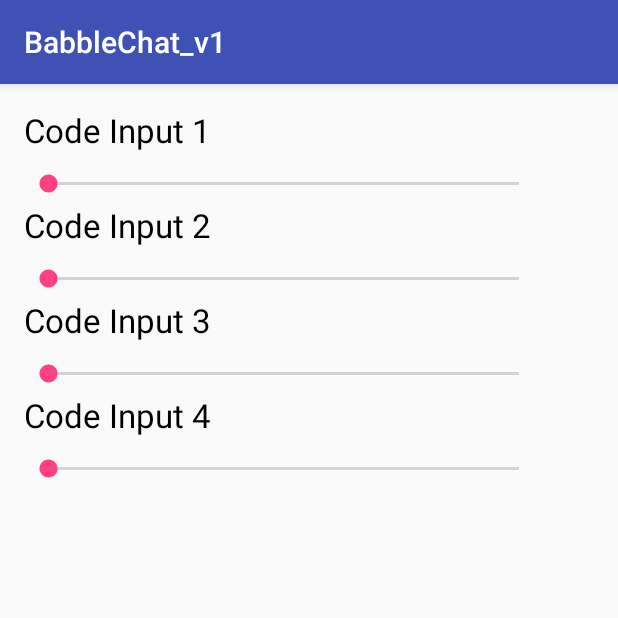
After one commit to dionmerz/BabbleChat_v1, an Android app: the CodeActivity screen opened directly, with no data from a screen before it, on a phone screen of 412 x 824 dp, the top half of it. The commit adds this screen. Run offline under Robolectric (Android 15) with nearby library versions, the phone set to English and light mode, and no system bars.

Commit message:
Four integer code sliders created.

```diff
--- a/app/src/main/AndroidManifest.xml
+++ b/app/src/main/AndroidManifest.xml
@@ -10,20 +10,15 @@
         android:label="@string/app_name"
         android:supportsRtl="true"
         android:theme="@style/AppTheme">
-        <activity android:name=".ContactActivity">
-
-        </activity>
-
-
+        <activity android:name=".ContactActivity"></activity>
         <activity android:name=".MenuActivity">
-
             <intent-filter>
                 <action android:name="android.intent.action.MAIN" />
 
                 <category android:name="android.intent.category.LAUNCHER" />
             </intent-filter>
-
         </activity>
+        <activity android:name=".CodeActivity"></activity>
     </application>
 
 </manifest>
--- /dev/null
+++ b/app/src/main/java/edu/uw/tacoma/dionmerz/babblechat_v1/CodeActivity.java
@@ -0,0 +1,76 @@
+package edu.uw.tacoma.dionmerz.babblechat_v1;
+
+import android.support.v7.app.AppCompatActivity;
+import android.os.Bundle;
+import android.util.Log;
+import android.widget.SeekBar;
+import android.widget.TextView;
+
+public class CodeActivity extends AppCompatActivity implements SeekBar.OnSeekBarChangeListener{
+
+    @Override
+    protected void onCreate(Bundle savedInstanceState) {
+        super.onCreate(savedInstanceState);
+        setContentView(R.layout.activity_code);
+
+
+        SeekBar bar_one = (SeekBar) findViewById(R.id.slider_code_1);
+        SeekBar bar_two = (SeekBar) findViewById(R.id.slider_code_2);
+        SeekBar bar_three = (SeekBar) findViewById(R.id.slider_code_3);
+        SeekBar bar_four = (SeekBar) findViewById(R.id.slider_code_4);
+
+        bar_one.setOnSeekBarChangeListener(this);
+        bar_two.setOnSeekBarChangeListener(this);
+        bar_three.setOnSeekBarChangeListener(this);
+        bar_four.setOnSeekBarChangeListener(this);
+
+
+    }
+
+    @Override
+    public void onProgressChanged(SeekBar seekBar, int i, boolean b) {
+
+        int id = seekBar.getId();
+
+        TextView digitText;
+
+        switch(id) {
+
+            case R.id.slider_code_1:
+
+                digitText = (TextView) findViewById(R.id.text_code_1);
+                digitText.setText(String.valueOf(seekBar.getProgress()));
+
+                break;
+
+            case R.id.slider_code_2:
+
+                digitText = (TextView) findViewById(R.id.text_code_2);
+                digitText.setText(String.valueOf(seekBar.getProgress()));
+                break;
+
+
+            case R.id.slider_code_3:
+
+                digitText = (TextView) findViewById(R.id.text_code_3);
+                digitText.setText(String.valueOf(seekBar.getProgress()));
+                break;
+
+            case R.id.slider_code_4:
+
+                digitText = (TextView) findViewById(R.id.text_code_4);
+                digitText.setText(String.valueOf(seekBar.getProgress()));
+                break;
+        }
+    }
+
+    @Override
+    public void onStartTrackingTouch(SeekBar seekBar) {
+
+    }
+
+    @Override
+    public void onStopTrackingTouch(SeekBar seekBar) {
+
+    }
+}
--- a/app/src/main/java/edu/uw/tacoma/dionmerz/babblechat_v1/MenuActivity.java
+++ b/app/src/main/java/edu/uw/tacoma/dionmerz/babblechat_v1/MenuActivity.java
@@ -15,7 +15,12 @@ public class MenuActivity extends AppCompatActivity implements View.OnClickListe
 
         Button startButton = (Button) findViewById(R.id.button_start);
 
+        Button codeButton = (Button) findViewById(R.id.button_codeBuilder);
+
         startButton.setOnClickListener(this);
+        codeButton.setOnClickListener(this);
+
+
     }
 
     @Override
@@ -32,6 +37,8 @@ public class MenuActivity extends AppCompatActivity implements View.OnClickListe
                 break;
 
             case R.id.button_codeBuilder:
+                intent = new Intent(this, CodeActivity.class);
+                startActivity(intent);
                 break;
         }
     }
--- /dev/null
+++ b/app/src/main/res/layout/activity_code.xml
@@ -0,0 +1,161 @@
+<?xml version="1.0" encoding="utf-8"?>
+<LinearLayout xmlns:android="http://schemas.android.com/apk/res/android"
+    xmlns:tools="http://schemas.android.com/tools"
+    android:id="@+id/activity_code"
+    android:layout_width="match_parent"
+    android:layout_height="match_parent"
+    android:paddingBottom="@dimen/activity_vertical_margin"
+    android:paddingLeft="@dimen/activity_horizontal_margin"
+    android:paddingRight="@dimen/activity_horizontal_margin"
+    android:paddingTop="@dimen/activity_vertical_margin"
+    tools:context="edu.uw.tacoma.dionmerz.babblechat_v1.CodeActivity"
+    android:orientation="vertical">
+
+
+
+    <LinearLayout
+        android:layout_width="match_parent"
+        android:layout_height="wrap_content"
+        android:orientation="vertical">
+
+        <TextView
+            android:text="Code Input 1"
+            android:textSize="22sp"
+            android:layout_width="wrap_content"
+            android:layout_height="wrap_content"
+            android:textColor="@android:color/black" />
+
+        <LinearLayout
+            android:layout_width="match_parent"
+            android:layout_height="match_parent"
+            android:orientation="horizontal">
+
+            <SeekBar
+                android:layout_width="match_parent"
+                android:layout_height="wrap_content"
+                android:id="@+id/slider_code_1"
+                android:max="9"
+                android:layout_marginTop="12dp"
+                android:layout_weight="1"/>
+
+            <TextView
+                android:id="@+id/text_code_1"
+                android:layout_width="34dp"
+                android:layout_height="34dp"
+                android:textSize="24sp"
+                android:layout_weight="0"/>
+
+        </LinearLayout>
+
+    </LinearLayout>
+
+    <LinearLayout
+        android:layout_width="match_parent"
+        android:layout_height="wrap_content"
+        android:orientation="vertical">
+
+        <TextView
+            android:text="Code Input 2"
+            android:textSize="22sp"
+            android:layout_width="wrap_content"
+            android:layout_height="wrap_content"
+            android:textColor="@android:color/black" />
+
+        <LinearLayout
+            android:layout_width="match_parent"
+            android:layout_height="match_parent"
+            android:orientation="horizontal">
+
+            <SeekBar
+                android:layout_width="match_parent"
+                android:layout_height="wrap_content"
+                android:id="@+id/slider_code_2"
+                android:max="9"
+                android:layout_marginTop="12dp"
+                android:layout_weight="1"/>
+
+            <TextView
+                android:id="@+id/text_code_2"
+                android:layout_width="34dp"
+                android:layout_height="34dp"
+                android:textSize="24sp"
+                android:layout_weight="0"/>
+
+        </LinearLayout>
+
+    </LinearLayout>
+
+    <LinearLayout
+        android:layout_width="match_parent"
+        android:layout_height="wrap_content"
+        android:orientation="vertical">
+
+        <TextView
+            android:text="Code Input 3"
+            android:textSize="22sp"
+            android:layout_width="wrap_content"
+            android:layout_height="wrap_content"
+            android:textColor="@android:color/black" />
+
+        <LinearLayout
+            android:layout_width="match_parent"
+            android:layout_height="match_parent"
+            android:orientation="horizontal">
+
+            <SeekBar
+                android:layout_width="match_parent"
+                android:layout_height="wrap_content"
+                android:id="@+id/slider_code_3"
+                android:max="9"
+                android:layout_marginTop="12dp"
+                android:layout_weight="1"/>
+
+            <TextView
+                android:id="@+id/text_code_3"
+                android:layout_width="34dp"
+                android:layout_height="34dp"
+                android:textSize="24sp"
+                android:layout_weight="0"/>
+
+        </LinearLayout>
+
+    </LinearLayout>
+
+    <LinearLayout
+        android:layout_width="match_parent"
+        android:layout_height="wrap_content"
+        android:orientation="vertical">
+
+        <TextView
+            android:text="Code Input 4"
+            android:textSize="22sp"
+            android:layout_width="wrap_content"
+            android:layout_height="wrap_content"
+            android:textColor="@android:color/black" />
+
+        <LinearLayout
+            android:layout_width="match_parent"
+            android:layout_height="match_parent"
+            android:orientation="horizontal">
+
+            <SeekBar
+                android:layout_width="match_parent"
+                android:layout_height="wrap_content"
+                android:id="@+id/slider_code_4"
+                android:max="9"
+                android:layout_marginTop="12dp"
+                android:layout_weight="1"/>
+
+            <TextView
+                android:id="@+id/text_code_4"
+                android:layout_width="34dp"
+                android:layout_height="34dp"
+                android:textSize="24sp"
+                android:layout_weight="0"/>
+
+        </LinearLayout>
+
+    </LinearLayout>
+
+
+</LinearLayout>
```
